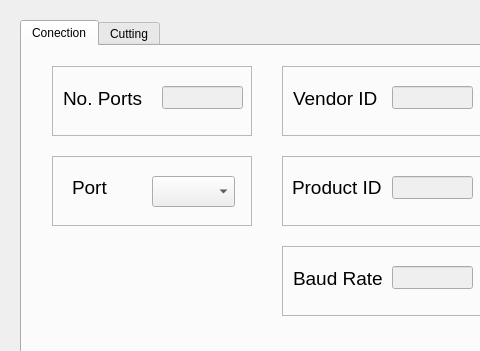
Before: the Qt Designer form playground.ui in edmundormz/qt_sierras, drawn with Qt 5; both pictures show x 0 to 480 and y 0 to 351 of the 800 by 480 pixel window.
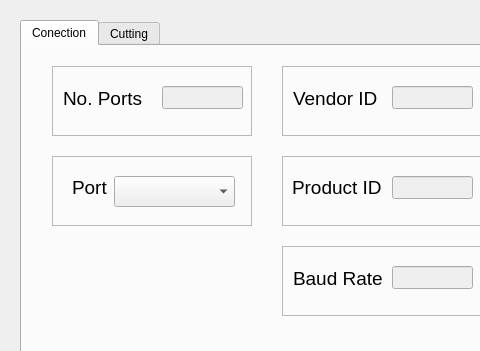
After: the same form once the commit is applied.

Commit message: Serial comunication working now

```diff
--- a/playground.ui
+++ b/playground.ui
@@ -65,9 +65,9 @@
      <widget class="QComboBox" name="comboBoxPort">
       <property name="geometry">
        <rect>
-        <x>100</x>
+        <x>62</x>
         <y>20</y>
-        <width>83</width>
+        <width>121</width>
         <height>31</height>
        </rect>
       </property>
```
Left out of the diff: 2 changed lines with no effect on the pictures. The commit also changes 2 other files.
